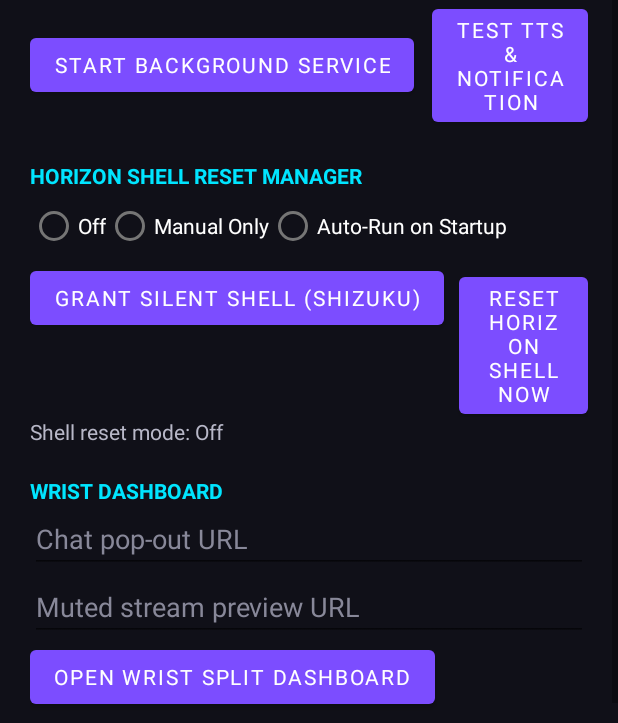
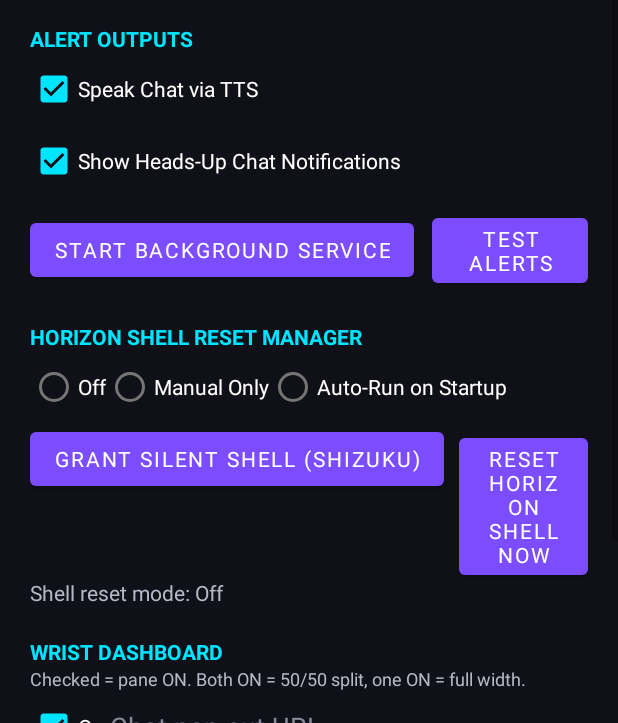
Before and after one commit to VRTualMilitia/V.R.T.U.A.L.-New, an Android app: the layout activity_main.xml on its own in the app's theme, with its tools: preview values and no code run, on a phone screen of 412 x 824 dp, the part 513-1236 px from its top. Run offline under Robolectric (Android 15) with nearby library versions, the phone set to English and light mode, and no system bars.

Commit message:
Update activity_main.xml

```diff
--- a/app/src/main/res/layout/activity_main.xml
+++ b/app/src/main/res/layout/activity_main.xml
@@ -10,9 +10,12 @@
             <EditText android:id="@+id/youtubeKey" android:layout_width="match_parent" android:layout_height="wrap_content" android:hint="YouTube Data API v3 key" android:singleLine="true" android:inputType="textPassword" android:textColor="#FFFFFF" android:textColorHint="#888899" />
             <EditText android:id="@+id/tiktokRelay" android:layout_width="match_parent" android:layout_height="wrap_content" android:hint="TikTok relay URL (WebSocket or HTTP)" android:singleLine="true" android:textColor="#FFFFFF" android:textColorHint="#888899" />
             <EditText android:id="@+id/tiktokUsername" android:layout_width="match_parent" android:layout_height="wrap_content" android:hint="TikTok username" android:singleLine="true" android:text="vrtualmilitia" android:textColor="#FFFFFF" android:textColorHint="#888899" />
-            <LinearLayout android:layout_width="match_parent" android:layout_height="wrap_content" android:orientation="horizontal" android:gravity="center_vertical">
+            <TextView android:layout_width="wrap_content" android:layout_height="wrap_content" android:layout_marginTop="16dp" android:text="ALERT OUTPUTS" android:textColor="#00E5FF" android:textStyle="bold" />
+            <CheckBox android:id="@+id/ttsToggle" android:layout_width="wrap_content" android:layout_height="wrap_content" android:checked="true" android:text="Speak Chat via TTS" android:textColor="#FFFFFF" android:buttonTint="#00E5FF" />
+            <CheckBox android:id="@+id/headsUpToggle" android:layout_width="wrap_content" android:layout_height="wrap_content" android:checked="true" android:text="Show Heads-Up Chat Notifications" android:textColor="#FFFFFF" android:buttonTint="#00E5FF" />
+            <LinearLayout android:layout_width="match_parent" android:layout_height="wrap_content" android:layout_marginTop="8dp" android:orientation="horizontal" android:gravity="center_vertical">
                 <Button android:id="@+id/startServiceButton" android:layout_width="wrap_content" android:layout_height="wrap_content" android:text="Start Background Service" />
-                <Button android:id="@+id/testTtsButton" android:layout_width="wrap_content" android:layout_height="wrap_content" android:layout_marginStart="12dp" android:text="Test TTS &amp; Notification" />
+                <Button android:id="@+id/testTtsButton" android:layout_width="wrap_content" android:layout_height="wrap_content" android:layout_marginStart="12dp" android:text="Test Alerts" />
             </LinearLayout>
             <TextView android:layout_width="wrap_content" android:layout_height="wrap_content" android:layout_marginTop="20dp" android:text="HORIZON SHELL RESET MANAGER" android:textColor="#00E5FF" android:textStyle="bold" />
             <RadioGroup android:id="@+id/resetModeGroup" android:layout_width="match_parent" android:layout_height="wrap_content" android:orientation="horizontal">
@@ -26,8 +29,15 @@
             </LinearLayout>
             <TextView android:id="@+id/shellStatus" android:layout_width="match_parent" android:layout_height="wrap_content" android:text="Shell reset mode: Off" android:textColor="#B8B8C8" />
             <TextView android:layout_width="wrap_content" android:layout_height="wrap_content" android:layout_marginTop="20dp" android:text="WRIST DASHBOARD" android:textColor="#00E5FF" android:textStyle="bold" />
-            <EditText android:id="@+id/chatPopoutUrl" android:layout_width="match_parent" android:layout_height="wrap_content" android:hint="Chat pop-out URL" android:singleLine="true" android:textColor="#FFFFFF" android:textColorHint="#888899" />
-            <EditText android:id="@+id/streamPreviewUrl" android:layout_width="match_parent" android:layout_height="wrap_content" android:hint="Muted stream preview URL" android:singleLine="true" android:textColor="#FFFFFF" android:textColorHint="#888899" />
+            <TextView android:layout_width="wrap_content" android:layout_height="wrap_content" android:text="Checked = pane ON. Both ON = 50/50 split, one ON = full width." android:textColor="#B8B8C8" android:textSize="12sp" />
+            <LinearLayout android:layout_width="match_parent" android:layout_height="wrap_content" android:orientation="horizontal" android:gravity="center_vertical">
+                <CheckBox android:id="@+id/chatUrlToggle" android:layout_width="wrap_content" android:layout_height="wrap_content" android:checked="true" android:text="On" android:textColor="#FFFFFF" android:buttonTint="#00E5FF" />
+                <EditText android:id="@+id/chatPopoutUrl" android:layout_width="0dp" android:layout_height="wrap_content" android:layout_weight="1" android:hint="Chat pop-out URL" android:singleLine="true" android:textColor="#FFFFFF" android:textColorHint="#888899" />
+            </LinearLayout>
+            <LinearLayout android:layout_width="match_parent" android:layout_height="wrap_content" android:orientation="horizontal" android:gravity="center_vertical">
+                <CheckBox android:id="@+id/previewUrlToggle" android:layout_width="wrap_content" android:layout_height="wrap_content" android:checked="true" android:text="On" android:textColor="#FFFFFF" android:buttonTint="#00E5FF" />
+                <EditText android:id="@+id/streamPreviewUrl" android:layout_width="0dp" android:layout_height="wrap_content" android:layout_weight="1" android:hint="Muted stream preview URL" android:singleLine="true" android:textColor="#FFFFFF" android:textColorHint="#888899" />
+            </LinearLayout>
             <Button android:id="@+id/openDashboardButton" android:layout_width="wrap_content" android:layout_height="wrap_content" android:text="Open Wrist Split Dashboard" />
         </LinearLayout>
     </ScrollView>
```
